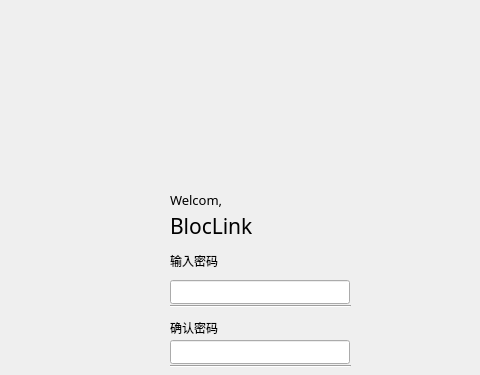
HcashOrg/hx-indicator, file firstlogin.ui: the form before one commit; both pictures show x 115 to 595 and y 0 to 375 of the 960 by 580 pixel window.
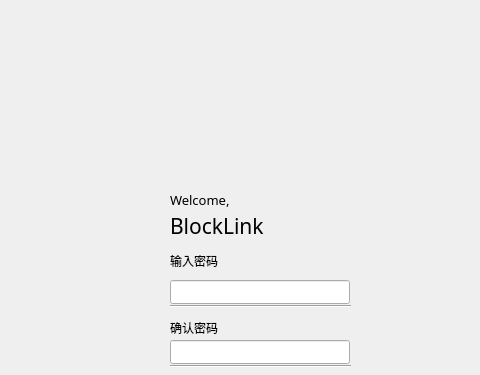
The form after the commit.

The edit to the form file:
```diff
--- a/firstlogin.ui
+++ b/firstlogin.ui
@@ -188,7 +188,7 @@
     </font>
    </property>
    <property name="text">
-    <string>Welcom,</string>
+    <string>Welcome,</string>
    </property>
   </widget>
   <widget class="QLabel" name="label_bloc">
@@ -207,7 +207,7 @@
     </font>
    </property>
    <property name="text">
-    <string>BlocLink</string>
+    <string>BlockLink</string>
    </property>
   </widget>
   <widget class="Line" name="line">
```
